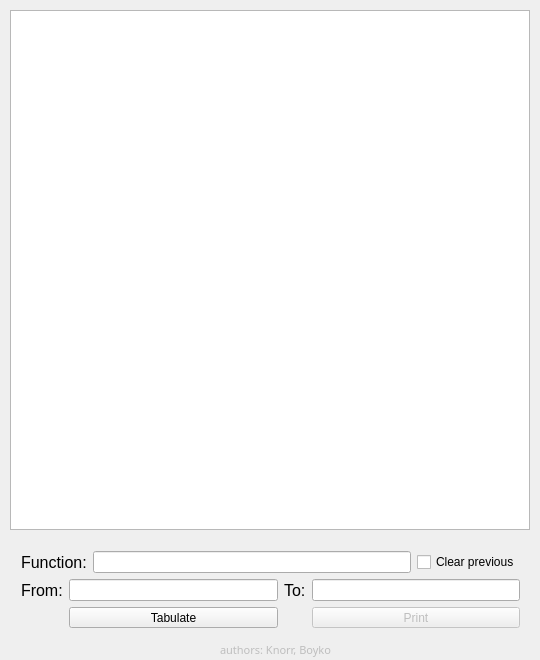
Old version of the form src/widget.ui in the repository knorrus/parser.
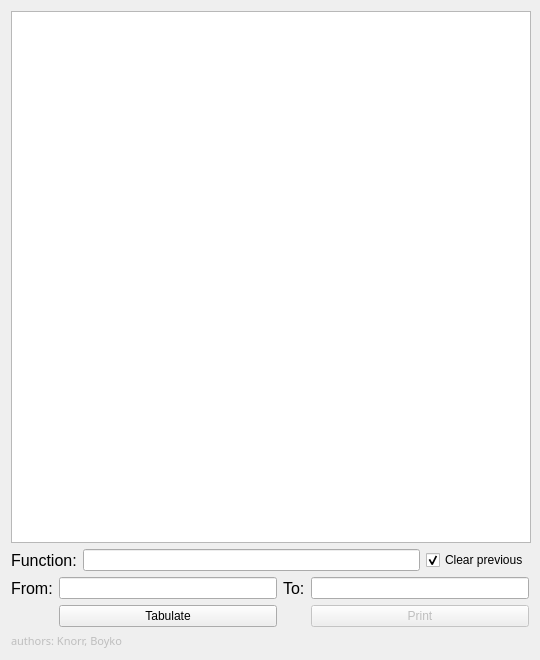
New version of the form.

```diff
--- a/src/widget.ui
+++ b/src/widget.ui
@@ -24,8 +24,8 @@
   </property>
   <property name="maximumSize">
    <size>
-    <width>540</width>
-    <height>660</height>
+    <width>16777215</width>
+    <height>16777215</height>
    </size>
   </property>
   <property name="windowTitle">
@@ -37,17 +37,13 @@
   <property name="toolTip">
    <string>Expression parser. Developers Knorr, Boyko group 231</string>
   </property>
+  <layout class="QHBoxLayout" name="horizontalLayout_2">
+   <item>
+    <layout class="QVBoxLayout" name="verticalLayout_2">
+     <item>
   <widget class="QGraphicsView" name="canvas">
-   <property name="geometry">
-    <rect>
-     <x>10</x>
-     <y>10</y>
-     <width>520</width>
-     <height>520</height>
-    </rect>
-   </property>
    <property name="sizePolicy">
-    <sizepolicy hsizetype="Fixed" vsizetype="Fixed">
+        <sizepolicy hsizetype="Expanding" vsizetype="Expanding">
      <horstretch>0</horstretch>
      <verstretch>0</verstretch>
     </sizepolicy>
@@ -62,15 +58,8 @@
     <string>Canvas</string>
    </property>
   </widget>
-  <widget class="QWidget" name="layoutWidget">
-   <property name="geometry">
-    <rect>
-     <x>10</x>
-     <y>540</y>
-     <width>521</width>
-     <height>99</height>
-    </rect>
-   </property>
+     </item>
+     <item>
    <layout class="QVBoxLayout" name="verticalLayout">
     <item>
      <layout class="QHBoxLayout" name="horizontalLayout">
@@ -103,6 +92,9 @@
           <property name="text">
            <string>Clear previous</string>
           </property>
+             <property name="checked">
+              <bool>true</bool>
+             </property>
          </widget>
         </item>
        </layout>
@@ -175,19 +167,12 @@
      </layout>
     </item>
    </layout>
-  </widget>
+     </item>
+     <item>
   <widget class="QLabel" name="authors">
    <property name="enabled">
     <bool>false</bool>
    </property>
-   <property name="geometry">
-    <rect>
-     <x>220</x>
-     <y>640</y>
-     <width>121</width>
-     <height>20</height>
-    </rect>
-   </property>
    <property name="font">
     <font>
      <family>Sans Serif</family>
@@ -204,6 +189,10 @@
     <string>authors: Knorr, Boyko</string>
    </property>
   </widget>
+     </item>
+    </layout>
+   </item>
+  </layout>
  </widget>
  <layoutdefault spacing="6" margin="11"/>
  <resources/>
```
Lines whose indentation alone changed are shown as unchanged.
